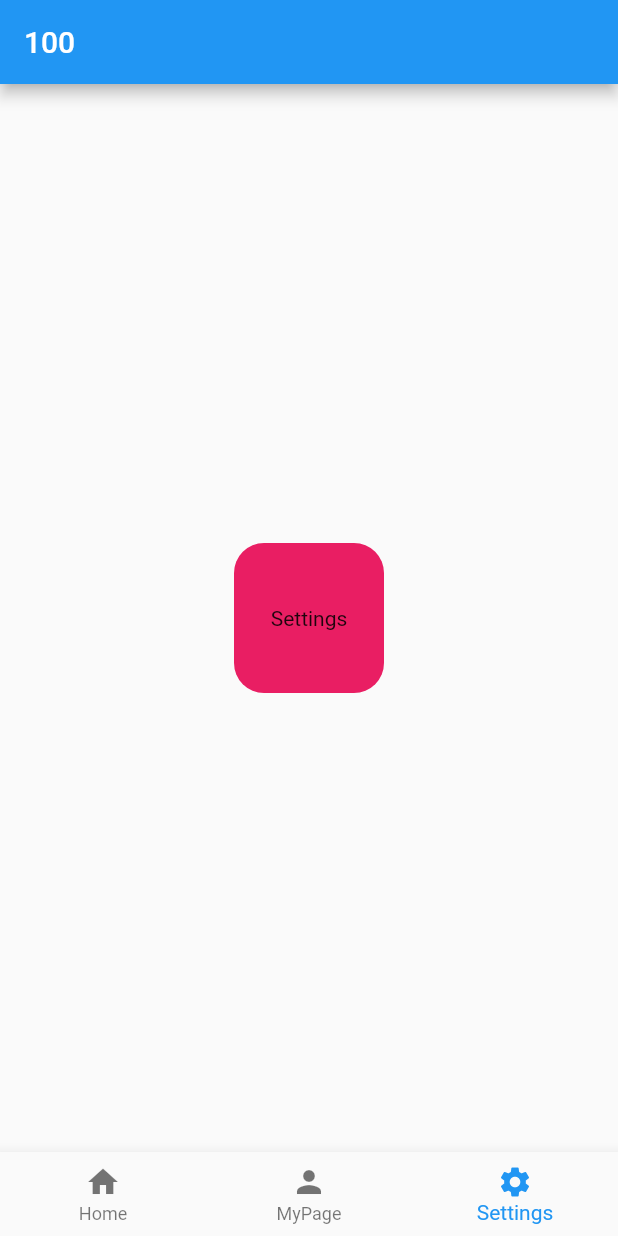
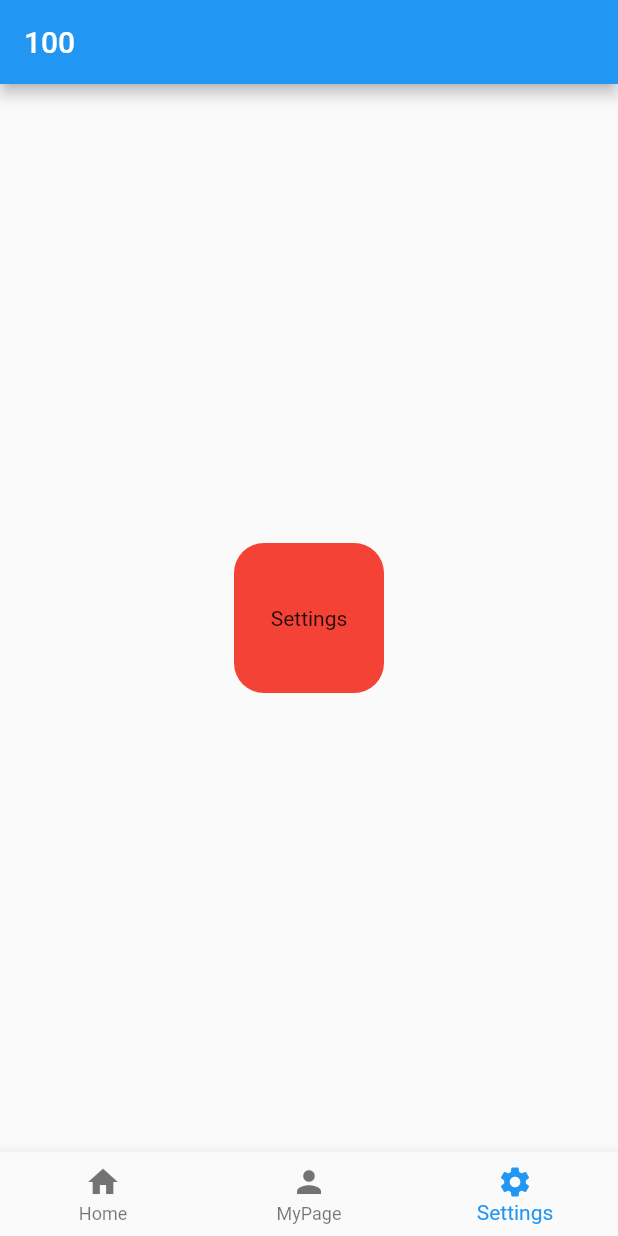
Before and after one commit to SI-Monxy/100, a Flutter app: the screen it shows after launch, item 3 of the bottom bar chosen, on a phone screen of 412 x 824 dp. Run offline on Flutter 3.47's test engine with Material 2 defaults, Android fonts, the phone set to English and light mode, and no system bars.

Commit message:
Update main.dart

```diff
--- a/lib/main.dart
+++ b/lib/main.dart
@@ -27,7 +27,7 @@ class _HomePageState extends State<HomePage> {
   static List<Widget> _pageList = [
     CustomPage(pannelColor: Colors.cyan, title: 'Home'),
     CustomPage(pannelColor: Colors.green, title: 'MyPage'),
-    CustomPage(pannelColor: Colors.pink, title: 'Settings')
+    CustomPage(pannelColor: Colors.red, title: 'Settings')
   ];
 
   void _onItemTapped(int index) {
```
